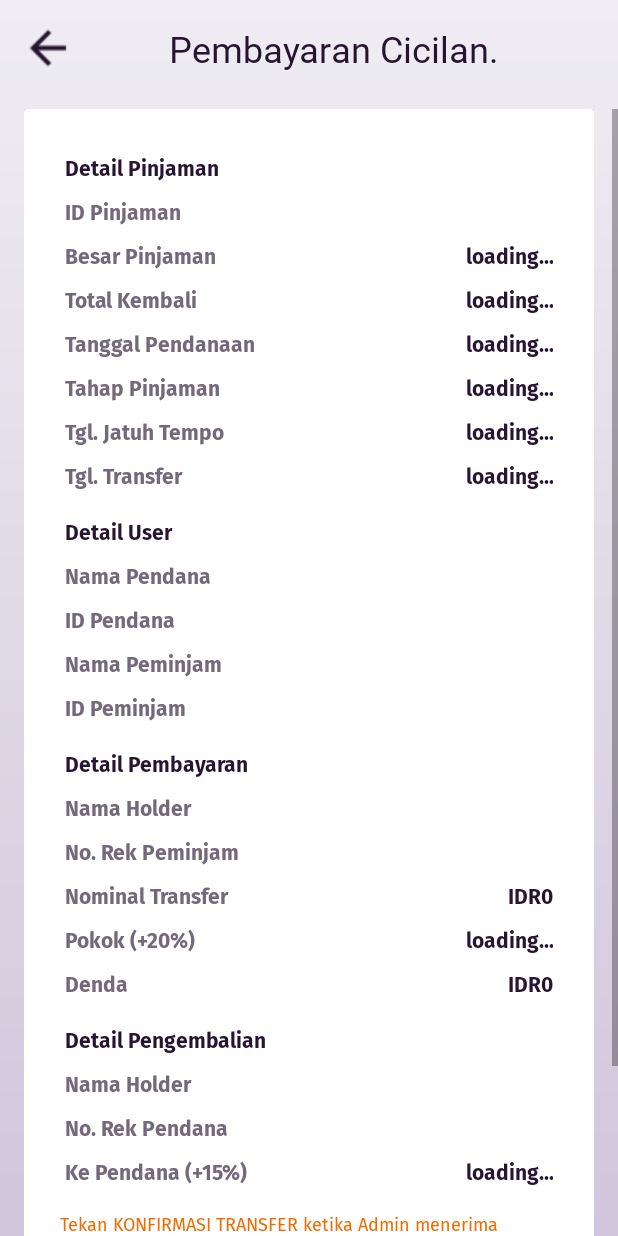
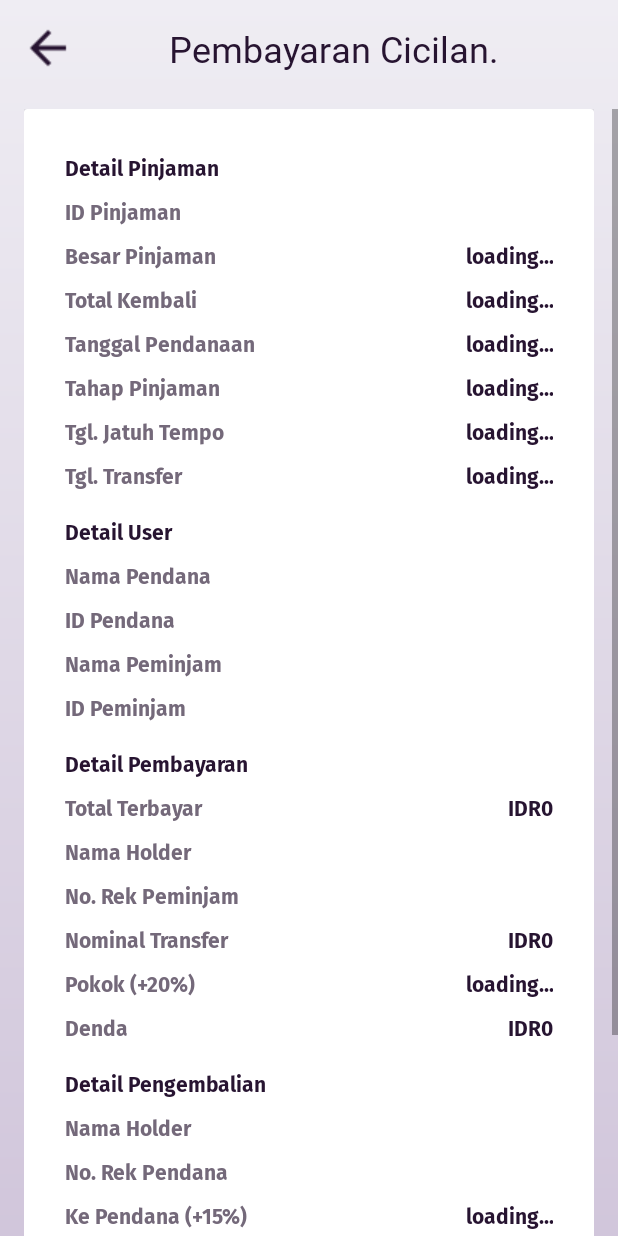
Before and after one commit to kayzweller/Pinjam_AjaAdmin, an Android app: the ReturnActivity screen opened directly, with no data from a screen before it, on a phone screen of 412 x 824 dp. Run offline under Robolectric (Android 15) with nearby library versions, the phone set to English and light mode, and no system bars; our stand-ins replace Firebase (no records; nobody signed in at launch, a user with empty details on screens opened directly); 7 statements that could not run were skipped.

Commit message:
v1.0.1
FINAL. (TOTAL TERBAYAR - FIXED)

```diff
--- a/app/src/main/java/com/xoxltn/pinjam_ajaadmin/sub_menu/ReturnActivity.java
+++ b/app/src/main/java/com/xoxltn/pinjam_ajaadmin/sub_menu/ReturnActivity.java
@@ -27,6 +27,7 @@ public class ReturnActivity extends AppCompatActivity {
 
     private NumberFormat formatter;
 
+
     private String mDocName, mDocPath;
     private DocumentReference mDocRef;
 
@@ -35,11 +36,11 @@ public class ReturnActivity extends AppCompatActivity {
     private TextView mTextNamaPendana, mTextIDPendana, mTextNamaPeminjam, mTextIDPeminjam;
     private TextView mTextHolderPeminjam, mTextRekPeminjam, mTextNominalTransfer,
             mTextPokok, mTextDenda;
-    private TextView mTextHolderPendana, mTextRekPendana, mTextTransferKePendana;
+    private TextView mTextTotalTerbayar, mTextHolderPendana, mTextRekPendana, mTextTransferKePendana;
 
     private String mIDPeminjam;
     private String mIDPendana;
-    private int mTahap;
+    private int mTahap, mTransfer, mTerbayar;
 
     private Date mTempo1, mTempo2;
 
@@ -76,6 +77,7 @@ public class ReturnActivity extends AppCompatActivity {
         mTextIDPendana = findViewById(R.id.text_id_pendana);
         mTextNamaPeminjam = findViewById(R.id.text_nama_peminjam);
         mTextIDPeminjam = findViewById(R.id.text_id_peminjam);
+        mTextTotalTerbayar = findViewById(R.id.text_total_terbayar);
         mTextHolderPeminjam = findViewById(R.id.text_holder_peminjam);
         mTextRekPeminjam = findViewById(R.id.text_rek_peminjam);
         mTextNominalTransfer = findViewById(R.id.text_nominal_transfer);
@@ -188,11 +190,18 @@ public class ReturnActivity extends AppCompatActivity {
                     mIDPeminjam = doc.getString("id_peminjam");
                     mTextIDPeminjam.setText(mIDPeminjam);
 
+                    // pengembalian cicilan akumulasi
+                    Long c_terbayar = doc.getLong("pinjaman_terbayar");
+                    assert c_terbayar != null;
+                    mTerbayar = Math.toIntExact(c_terbayar);
+                    String l_terbayar = formatter.format(mTerbayar);
+                    mTextTotalTerbayar.setText(l_terbayar);
+
                     // nominal transfer
                     Long c_transfer = doc.getLong("pinjaman_transfer");
                     assert c_transfer != null;
-                    int transfer = Math.toIntExact(c_transfer);
-                    String l_transfer = formatter.format(transfer);
+                    mTransfer = Math.toIntExact(c_transfer);
+                    String l_transfer = formatter.format(mTransfer);
                     mTextNominalTransfer.setText(l_transfer);
 
                     // denda
@@ -261,6 +270,11 @@ public class ReturnActivity extends AppCompatActivity {
     //-------------------------------------------------------------------------------------------//
 
     public void onClickKonfirmasiTransfer(View view) {
+
+        // akumulasi pembayaran
+        int total_terbayar = mTransfer + mTerbayar;
+        mDocRef.update("pinjaman_terbayar", total_terbayar);
+
         // tahap --> 1 > 2 > 3 > 0 (lunas)
         if (mTahap == 1) {
             mDocRef.update("pinjaman_tahap", 2);
--- a/app/src/main/res/layout/activity_detail.xml
+++ b/app/src/main/res/layout/activity_detail.xml
@@ -299,7 +299,7 @@
                     android:textAlignment="center"
                     android:fontFamily="@font/fira_sans_bold_italic"
                     android:textSize="24dp"
-                    android:text="Pinjaman Terbayar"
+                    android:text="Total Terbayar"
                     android:textColor="@color/text_tertier" />
 
                 <TextView
--- a/app/src/main/res/layout/activity_return.xml
+++ b/app/src/main/res/layout/activity_return.xml
@@ -276,6 +276,22 @@
                             <TextView
                                 android:fontFamily="@font/fira_sans_bold_italic"
                                 android:padding="3dp"
+                                android:text="Total Terbayar"
+                                android:textColor="@color/unselected" />
+
+                            <TextView
+                                android:id="@+id/text_total_terbayar"
+                                android:fontFamily="@font/fira_sans_bold_italic"
+                                android:gravity="end"
+                                android:padding="3dp"
+                                android:text="loading..."
+                                android:textColor="@color/text_tertier" />
+                        </TableRow>
+
+                        <TableRow>
+                            <TextView
+                                android:fontFamily="@font/fira_sans_bold_italic"
+                                android:padding="3dp"
                                 android:text="Nama Holder"
                                 android:textColor="@color/unselected" />
 
```
